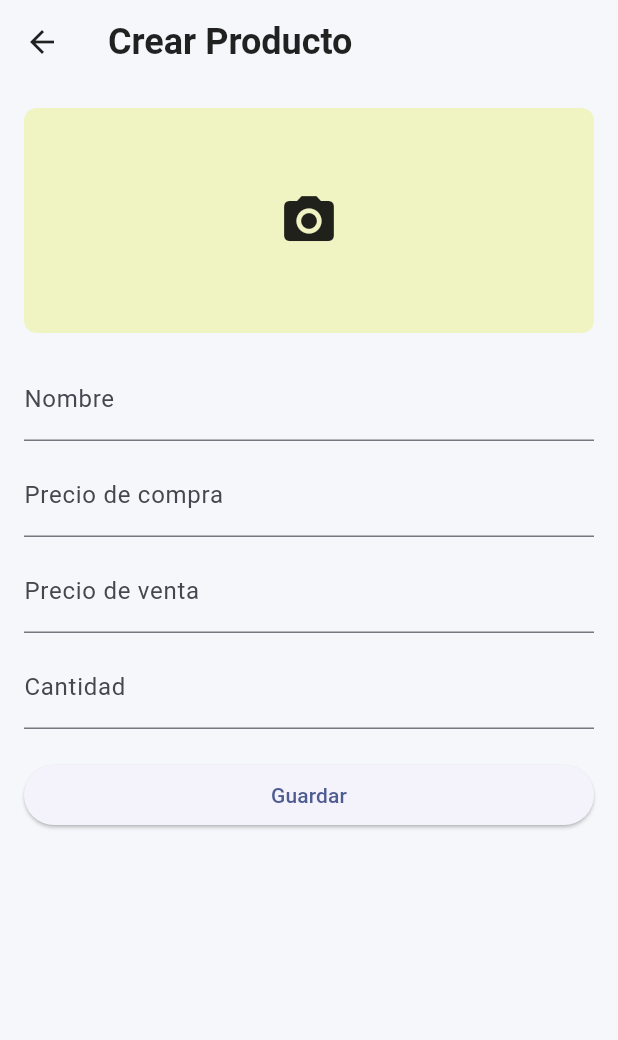
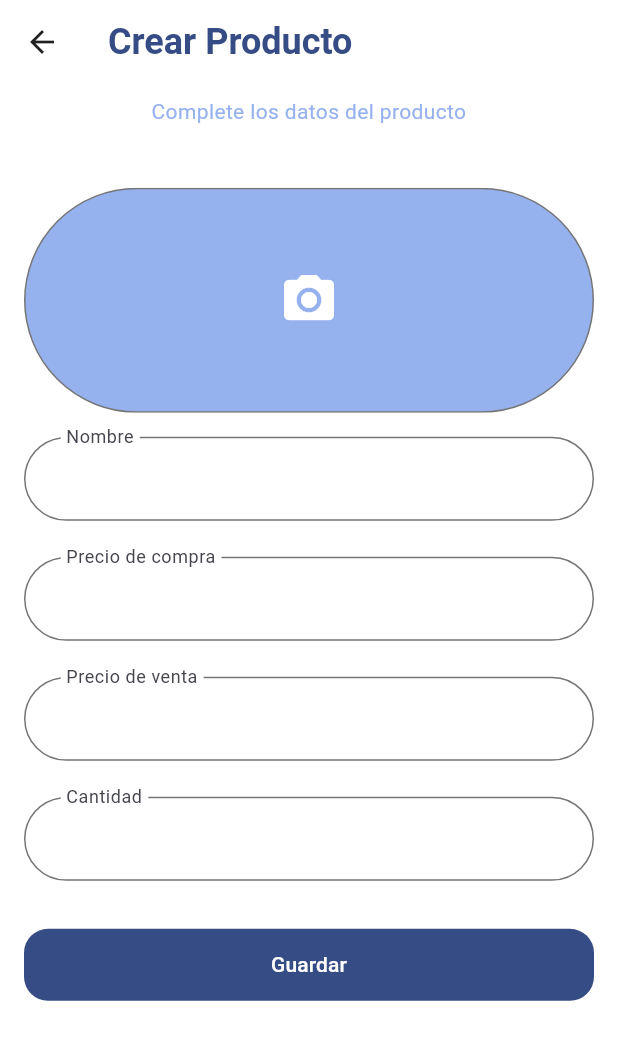
Before and after one commit to AldroX/miAlmacenApp, a Flutter app: the ProductFormPage screen opened directly, on a phone screen of 412 x 824 dp. Shown: the top 1040 px of the screen. Run offline on Flutter 3.47's test engine with Material 3 defaults, Android fonts, the phone set to English and light mode, and no system bars; our stand-ins replace firebase_core, flutter_svg, hive, hive_flutter, image_picker, pie_chart; accounts and stored records are empty.

Commit message:
fix: mejorando la vista del form

```diff
--- a/lib/pages/product_form_page.dart
+++ b/lib/pages/product_form_page.dart
@@ -5,6 +5,11 @@ import 'package:flutter/material.dart';
 import 'package:image_picker/image_picker.dart';
 import '../services/product_service.dart';
 import '../models/product.dart';
+
+const authOutlineInputBorder = OutlineInputBorder(
+  borderSide: BorderSide(color: Color(0xFF757575)),
+  borderRadius: BorderRadius.all(Radius.circular(100)),
+);
 
 class ProductFormPage extends StatefulWidget {
   final Product? product; // si es nulo -> crear; si no -> editar
@@ -105,89 +110,166 @@ class _ProductFormPageState extends State<ProductFormPage> {
   @override
   Widget build(BuildContext context) {
     return Scaffold(
+      backgroundColor: Colors.white,
       appBar: AppBar(
-        title: Text(isEditing ? 'Editar Producto' : 'Crear Producto'),
+        backgroundColor: Colors.white,
+        elevation: 0,
+        title: Text(
+          isEditing ? 'Editar Producto' : 'Crear Producto',
+          style: const TextStyle(color: Color(0xFF364c84)),
         ),
-      body: SingleChildScrollView(
-        padding: const EdgeInsets.all(16),
-        child: Form(
-          key: _formKey,
+      ),
+      body: SafeArea(
+        child: SizedBox(
+          width: double.infinity,
+          child: Padding(
+            padding: const EdgeInsets.symmetric(horizontal: 16),
+            child: SingleChildScrollView(
               child: Column(
                 crossAxisAlignment: CrossAxisAlignment.stretch,
                 children: [
+                  const SizedBox(height: 8),
+                  const Text(
+                    'Complete los datos del producto',
+                    textAlign: TextAlign.center,
+                    style: TextStyle(color: Color(0xFF95B1EE)),
+                  ),
+                  SizedBox(height: MediaQuery.of(context).size.height * 0.05),
                   GestureDetector(
                     onTap: _pickImage,
                     child: ClipRRect(
                       borderRadius: BorderRadius.circular(8),
-                  child: _buildPreview(),
+                      child: Container(
+                        height: 150,
+                        decoration: BoxDecoration(
+                          border: Border.all(
+                            color: const Color(0xFF757575),
+                            width: 1.0,
+                          ),
+                          borderRadius: BorderRadius.circular(100),
+                          color: const Color(0xFF95B1EE),
+                        ),
+                        child: const Center(
+                          child: Icon(Icons.camera_alt,
+                              size: 40, color: Colors.white),
+                        ),
+                      ),
                     ),
                   ),
                   const SizedBox(height: 16),
+                  Form(
+                    key: _formKey,
+                    child: Column(
+                      children: [
                         TextFormField(
                           controller: _nameCtrl,
-                decoration: const InputDecoration(labelText: 'Nombre'),
-                validator: (v) => v!.isEmpty ? 'Requerido' : null,
+                          decoration: InputDecoration(
+                            labelText: 'Nombre',
+                            floatingLabelBehavior: FloatingLabelBehavior.always,
+                            hintStyle:
+                                const TextStyle(color: Color(0xFF757575)),
+                            contentPadding: const EdgeInsets.symmetric(
+                                horizontal: 24, vertical: 16),
+                            border: authOutlineInputBorder,
+                            enabledBorder: authOutlineInputBorder,
+                            focusedBorder: authOutlineInputBorder.copyWith(
+                                borderSide:
+                                    const BorderSide(color: Color(0xFF364c84))),
                           ),
-              const SizedBox(height: 8),
+                          validator: (v) =>
+                              v!.isEmpty ? 'Campo requerido' : null,
+                        ),
+                        const SizedBox(height: 24),
                         TextFormField(
                           controller: _priceCtrl,
-                decoration:
-                    const InputDecoration(labelText: 'Precio de compra'),
                           keyboardType: TextInputType.number,
-                validator: (v) =>
-                    double.tryParse(v!) == null ? 'Número inválido' : null,
+                          decoration: InputDecoration(
+                            labelText: 'Precio de compra',
+                            floatingLabelBehavior: FloatingLabelBehavior.always,
+                            hintStyle:
+                                const TextStyle(color: Color(0xFF757575)),
+                            contentPadding: const EdgeInsets.symmetric(
+                                horizontal: 24, vertical: 16),
+                            border: authOutlineInputBorder,
+                            enabledBorder: authOutlineInputBorder,
+                            focusedBorder: authOutlineInputBorder.copyWith(
+                                borderSide:
+                                    const BorderSide(color: Color(0xFF364c84))),
                           ),
-              const SizedBox(height: 8),
+                          validator: (v) => double.tryParse(v!) == null
+                              ? 'Número inválido'
+                              : null,
+                        ),
+                        const SizedBox(height: 24),
                         TextFormField(
                           controller: _salePriceCtrl,
-                decoration: const InputDecoration(labelText: 'Precio de venta'),
                           keyboardType: TextInputType.number,
-                validator: (v) =>
-                    double.tryParse(v!) == null ? 'Número inválido' : null,
+                          decoration: InputDecoration(
+                            labelText: 'Precio de venta',
+                            floatingLabelBehavior: FloatingLabelBehavior.always,
+                            hintStyle:
+                                const TextStyle(color: Color(0xFF757575)),
+                            contentPadding: const EdgeInsets.symmetric(
+                                horizontal: 24, vertical: 16),
+                            border: authOutlineInputBorder,
+                            enabledBorder: authOutlineInputBorder,
+                            focusedBorder: authOutlineInputBorder.copyWith(
+                                borderSide:
+                                    const BorderSide(color: Color(0xFF364c84))),
                           ),
-              const SizedBox(height: 8),
+                          validator: (v) => double.tryParse(v!) == null
+                              ? 'Número inválido'
+                              : null,
+                        ),
+                        const SizedBox(height: 24),
                         TextFormField(
                           controller: _qtyCtrl,
-                decoration: const InputDecoration(labelText: 'Cantidad'),
                           keyboardType: TextInputType.number,
-                validator: (v) =>
-                    int.tryParse(v!) == null ? 'Entero inválido' : null,
+                          decoration: InputDecoration(
+                            labelText: 'Cantidad',
+                            floatingLabelBehavior: FloatingLabelBehavior.always,
+                            hintStyle:
+                                const TextStyle(color: Color(0xFF757575)),
+                            contentPadding: const EdgeInsets.symmetric(
+                                horizontal: 24, vertical: 16),
+                            border: authOutlineInputBorder,
+                            enabledBorder: authOutlineInputBorder,
+                            focusedBorder: authOutlineInputBorder.copyWith(
+                                borderSide:
+                                    const BorderSide(color: Color(0xFF364c84))),
                           ),
-              const SizedBox(height: 20),
+                          validator: (v) => int.tryParse(v!) == null
+                              ? 'Entero inválido'
+                              : null,
+                        ),
+                        const SizedBox(height: 32),
                         ElevatedButton(
                           onPressed: () {
                             if (_formKey.currentState!.validate()) {
                               _saveProduct();
                             }
                           },
+                          style: ElevatedButton.styleFrom(
+                            elevation: 0,
+                            backgroundColor: const Color(0xFF364c84),
+                            foregroundColor: Colors.white,
+                            minimumSize: const Size(double.infinity, 48),
+                            shape: const RoundedRectangleBorder(
+                              borderRadius:
+                                  BorderRadius.all(Radius.circular(16)),
+                            ),
+                          ),
                           child: Text(isEditing ? 'Actualizar' : 'Guardar'),
                         ),
                       ],
                     ),
                   ),
+                ],
+              ),
+            ),
+          ),
+        ),
       ),
     );
   }
-
-  Widget _buildPreview() {
-    if (_bytes != null) {
-      return Image.memory(_bytes!, height: 150, fit: BoxFit.cover);
-    } else if (_file != null) {
-      return Image.file(_file!, height: 150, fit: BoxFit.cover);
-    } else if (_initialImagePath != null) {
-      return kIsWeb
-          ? Image.network(_initialImagePath!, height: 150, fit: BoxFit.cover)
-          : Image.file(File(_initialImagePath!),
-              height: 150, fit: BoxFit.cover);
-    } else {
-      return Container(
-        height: 150,
-        decoration: BoxDecoration(
-          color: Colors.lime[100],
-          borderRadius: BorderRadius.circular(8),
-        ),
-        child: const Center(child: Icon(Icons.camera_alt, size: 40)),
-      );
 }
-  }
-}
```
Lines whose indentation alone changed are shown as unchanged.
